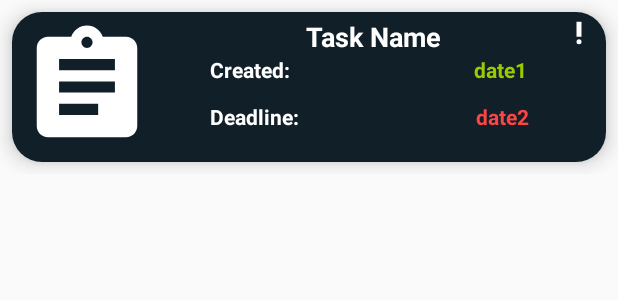
After one commit to NikolaGadze/PMA, an Android app: the layout recycler_view_row.xml on its own in the app's theme, with its tools: preview values and no code run, on a phone screen of 412 x 824 dp. The commit adds this screen. Shown: the top 300 px of the screen. Run offline under Robolectric (Android 15) with nearby library versions, the phone set to English and light mode, and no system bars.

Commit message:
Retrieving tasks completed

```diff
--- /dev/null
+++ b/app/src/main/res/drawable/baseline_assignment_24.xml
@@ -0,0 +1,5 @@
+<vector android:autoMirrored="true" android:height="24dp"
+    android:tint="#FFFFFF" android:viewportHeight="24"
+    android:viewportWidth="24" android:width="24dp" xmlns:android="http://schemas.android.com/apk/res/android">
+    <path android:fillColor="@android:color/white" android:pathData="M19,3h-4.18C14.4,1.84 13.3,1 12,1c-1.3,0 -2.4,0.84 -2.82,2L5,3c-1.1,0 -2,0.9 -2,2v14c0,1.1 0.9,2 2,2h14c1.1,0 2,-0.9 2,-2L21,5c0,-1.1 -0.9,-2 -2,-2zM12,3c0.55,0 1,0.45 1,1s-0.45,1 -1,1 -1,-0.45 -1,-1 0.45,-1 1,-1zM14,17L7,17v-2h7v2zM17,13L7,13v-2h10v2zM17,9L7,9L7,7h10v2z"/>
+</vector>
--- /dev/null
+++ b/app/src/main/res/drawable/baseline_priority_high_24.xml
@@ -0,0 +1,6 @@
+<vector android:height="24dp" android:tint="#FFFFFF"
+    android:viewportHeight="24" android:viewportWidth="24"
+    android:width="24dp" xmlns:android="http://schemas.android.com/apk/res/android">
+    <path android:fillColor="@android:color/white" android:pathData="M12,19m-2,0a2,2 0,1 1,4 0a2,2 0,1 1,-4 0"/>
+    <path android:fillColor="@android:color/white" android:pathData="M10,3h4v12h-4z"/>
+</vector>
--- /dev/null
+++ b/app/src/main/res/layout/recycler_view_row.xml
@@ -0,0 +1,115 @@
+<androidx.constraintlayout.widget.ConstraintLayout
+    xmlns:android="http://schemas.android.com/apk/res/android"
+    xmlns:app="http://schemas.android.com/apk/res-auto"
+    xmlns:tools="http://schemas.android.com/tools"
+    android:layout_width="match_parent"
+    android:layout_height="wrap_content">
+
+    <androidx.cardview.widget.CardView
+        android:layout_width="match_parent"
+        android:layout_height="wrap_content"
+        android:layout_margin="8dp"
+        app:cardCornerRadius="20dp"
+        app:cardElevation="8dp"
+        app:layout_constraintBottom_toBottomOf="parent"
+        app:layout_constraintEnd_toEndOf="parent"
+        app:layout_constraintStart_toStartOf="parent"
+        app:layout_constraintTop_toTopOf="parent">
+
+        <androidx.constraintlayout.widget.ConstraintLayout
+            android:layout_width="match_parent"
+            android:layout_height="wrap_content"
+            android:background="@color/blueBlack">
+
+            <ImageView
+                android:id="@+id/imageViewTaskLogo"
+                android:layout_width="100dp"
+                android:layout_height="100dp"
+                android:padding="5dp"
+                android:src="@drawable/baseline_assignment_24"
+                app:layout_constraintBottom_toBottomOf="parent"
+                app:layout_constraintStart_toStartOf="parent"
+                app:layout_constraintTop_toTopOf="parent"
+                app:layout_constraintVertical_bias="0.0" />
+
+            <TextView
+                android:id="@+id/textView_card_view_task_name"
+                android:layout_width="wrap_content"
+                android:layout_height="wrap_content"
+                android:layout_marginStart="8dp"
+                android:layout_marginTop="4dp"
+                android:text="Task Name"
+                android:textColor="@color/white"
+                android:textSize="18sp"
+                android:textStyle="bold"
+                app:layout_constraintEnd_toEndOf="parent"
+                app:layout_constraintHorizontal_bias="0.446"
+                app:layout_constraintStart_toEndOf="@id/imageViewTaskLogo"
+                app:layout_constraintTop_toTopOf="@id/imageViewTaskLogo" />
+
+
+            <ImageView
+                android:id="@+id/ownerBadge"
+                android:layout_width="20dp"
+                android:layout_height="20dp"
+                android:layout_marginStart="8dp"
+                android:layout_marginEnd="8dp"
+                app:layout_constraintEnd_toEndOf="parent"
+                app:layout_constraintHorizontal_bias="1.0"
+                app:layout_constraintStart_toEndOf="@id/textView_card_view_task_name"
+                app:layout_constraintTop_toTopOf="@id/textView_card_view_task_name"
+                app:srcCompat="@drawable/baseline_priority_high_24" />
+
+            <TextView
+                android:id="@+id/created"
+                android:layout_width="wrap_content"
+                android:layout_height="wrap_content"
+                android:layout_marginStart="32dp"
+                android:text="Created:  "
+                android:textColor="@color/white"
+                android:textSize="14sp"
+                android:textStyle="bold"
+                app:layout_constraintStart_toEndOf="@id/imageViewTaskLogo"
+                app:layout_constraintTop_toBottomOf="@id/textView_card_view_task_name" />
+
+            <TextView
+                android:id="@+id/date1"
+                android:layout_width="wrap_content"
+                android:layout_height="wrap_content"
+                android:layout_marginStart="116dp"
+                android:text="date1"
+                android:textColor="@android:color/holo_green_light"
+                android:textSize="14sp"
+                android:textStyle="bold"
+                app:layout_constraintStart_toEndOf="@id/created"
+                app:layout_constraintTop_toTopOf="@id/created" />
+
+            <TextView
+                android:id="@+id/deadline"
+                android:layout_width="wrap_content"
+                android:layout_height="wrap_content"
+                android:layout_marginStart="32dp"
+                android:layout_marginTop="12dp"
+                android:text="Deadline:  "
+                android:textColor="@color/white"
+                android:textSize="14sp"
+                android:textStyle="bold"
+                app:layout_constraintStart_toEndOf="@id/imageViewTaskLogo"
+                app:layout_constraintTop_toBottomOf="@id/created" />
+
+            <TextView
+                android:id="@+id/date2"
+                android:layout_width="wrap_content"
+                android:layout_height="wrap_content"
+                android:layout_marginStart="111dp"
+                android:layout_marginTop="12dp"
+                android:text="date2"
+                android:textColor="@android:color/holo_red_light"
+                android:textSize="14sp"
+                android:textStyle="bold"
+                app:layout_constraintStart_toEndOf="@id/deadline"
+                app:layout_constraintTop_toBottomOf="@id/date1" />
+
+        </androidx.constraintlayout.widget.ConstraintLayout>
+    </androidx.cardview.widget.CardView>
+</androidx.constraintlayout.widget.ConstraintLayout>
--- a/app/src/main/res/values/colors.xml
+++ b/app/src/main/res/values/colors.xml
@@ -13,4 +13,5 @@
     <color name="lime">#00FF00</color>
     <color name="dark_green">#006400</color>
     <color name="gray">#AAAAAA</color>
+    <color name="blueBlack">#111f28</color>
 </resources>
```
Also changed, not shown: app/src/main/java/ba/sum/fpmoz/pma/adapters/TaskAdapter.java (added, +64 -0 lines), app/src/main/java/ba/sum/fpmoz/pma/fragments/HomeFragment.java (+51 -1 lines), app/src/main/res/layout/fragment_home.xml (+14 -3 lines).
